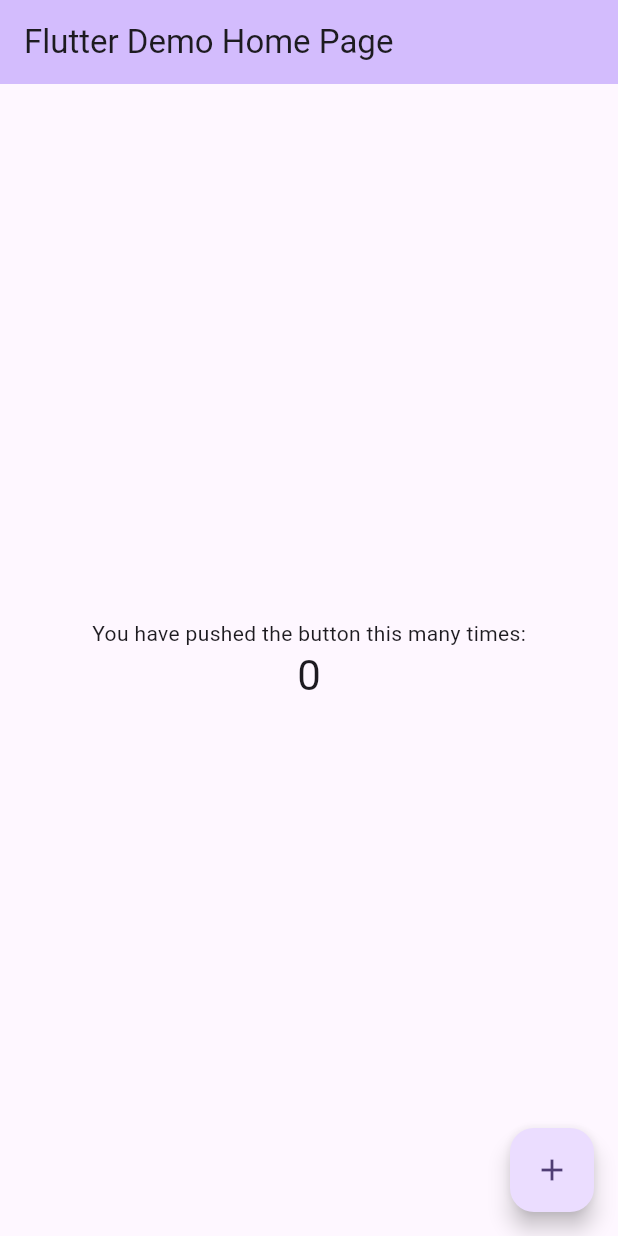
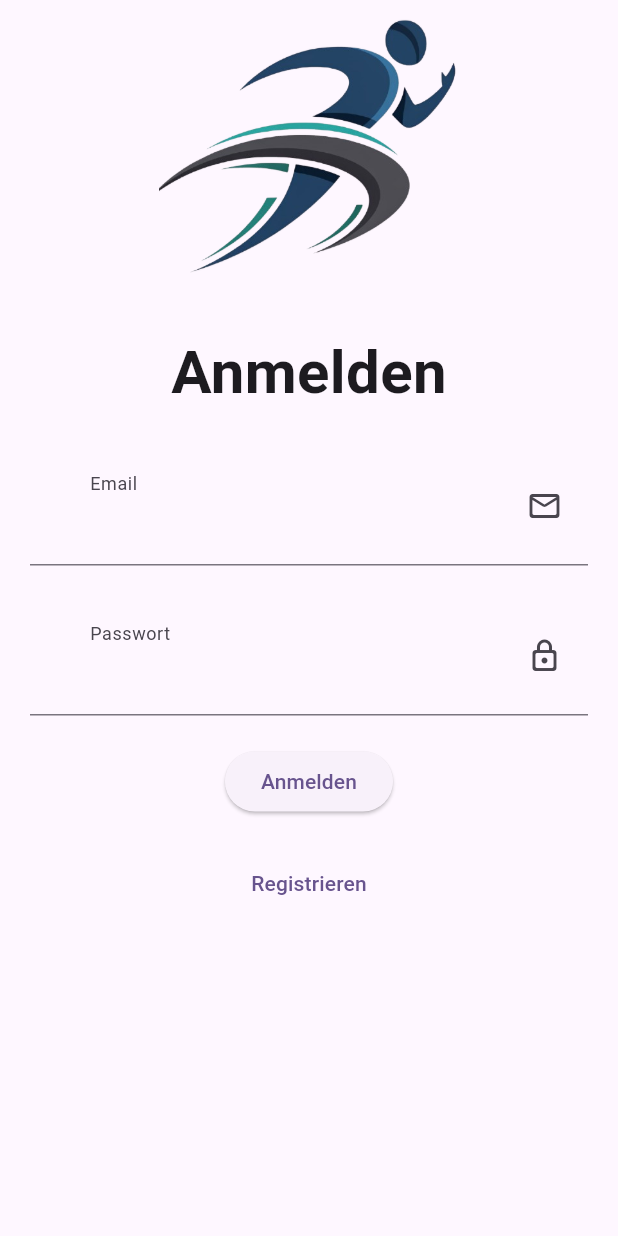
Before and after one commit to mrkaplan0/timetracker, a Flutter app: the screen it shows after launch, on a phone screen of 412 x 824 dp. Run offline on Flutter 3.47's test engine with Material 3 defaults, Android fonts, the phone set to English and light mode, and no system bars; our stand-ins replace flutter_animate, flutter_riverpod.

```diff
--- a/analysis_options.yaml
+++ b/analysis_options.yaml
@@ -26,3 +26,9 @@ linter:
 
 # Additional information about this file can be found at
 # https://dart.dev/guides/language/analysis-options
+analyzer:
+  plugins:
+    - custom_lint
+  errors:
+    invalid_annotation_target: ignore
+    must_be_immutable: ignore
--- a/lib/main.dart
+++ b/lib/main.dart
@@ -1,8 +1,12 @@
 import 'package:flutter/material.dart';
+import 'package:flutter_riverpod/flutter_riverpod.dart';
+import 'package:timetracker/pages/landing_page.dart';
 
 void main() {
-  runApp(const MyApp());
+  runApp(ProviderScope(child: const MyApp()));
 }
+
+GlobalKey<NavigatorState> rootNavigatorKey = GlobalKey();
 
 class MyApp extends StatelessWidget {
   const MyApp({super.key});
@@ -11,112 +15,12 @@ class MyApp extends StatelessWidget {
   @override
   Widget build(BuildContext context) {
     return MaterialApp(
-      title: 'Flutter Demo',
+      debugShowCheckedModeBanner: false,
+      title: 'Time Tracker',
       theme: ThemeData(
-        // This is the theme of your application.
-        //
-        // TRY THIS: Try running your application with "flutter run". You'll see
-        // the application has a purple toolbar. Then, without quitting the app,
-        // try changing the seedColor in the colorScheme below to Colors.green
-        // and then invoke "hot reload" (save your changes or press the "hot
-        // reload" button in a Flutter-supported IDE, or press "r" if you used
-        // the command line to start the app).
-        //
-        // Notice that the counter didn't reset back to zero; the application
-        // state is not lost during the reload. To reset the state, use hot
-        // restart instead.
-        //
-        // This works for code too, not just values: Most code changes can be
-        // tested with just a hot reload.
         colorScheme: ColorScheme.fromSeed(seedColor: Colors.deepPurple),
       ),
-      home: const MyHomePage(title: 'Flutter Demo Home Page'),
+      home: const LandingPage(),
     );
   }
 }
-
-class MyHomePage extends StatefulWidget {
-  const MyHomePage({super.key, required this.title});
-
-  // This widget is the home page of your application. It is stateful, meaning
-  // that it has a State object (defined below) that contains fields that affect
-  // how it looks.
-
-  // This class is the configuration for the state. It holds the values (in this
-  // case the title) provided by the parent (in this case the App widget) and
-  // used by the build method of the State. Fields in a Widget subclass are
-  // always marked "final".
-
-  final String title;
-
-  @override
-  State<MyHomePage> createState() => _MyHomePageState();
-}
-
-class _MyHomePageState extends State<MyHomePage> {
-  int _counter = 0;
-
-  void _incrementCounter() {
-    setState(() {
-      // This call to setState tells the Flutter framework that something has
-      // changed in this State, which causes it to rerun the build method below
-      // so that the display can reflect the updated values. If we changed
-      // _counter without calling setState(), then the build method would not be
-      // called again, and so nothing would appear to happen.
-      _counter++;
-    });
-  }
-
-  @override
-  Widget build(BuildContext context) {
-    // This method is rerun every time setState is called, for instance as done
-    // by the _incrementCounter method above.
-    //
-    // The Flutter framework has been optimized to make rerunning build methods
-    // fast, so that you can just rebuild anything that needs updating rather
-    // than having to individually change instances of widgets.
-    return Scaffold(
-      appBar: AppBar(
-        // TRY THIS: Try changing the color here to a specific color (to
-        // Colors.amber, perhaps?) and trigger a hot reload to see the AppBar
-        // change color while the other colors stay the same.
-        backgroundColor: Theme.of(context).colorScheme.inversePrimary,
-        // Here we take the value from the MyHomePage object that was created by
-        // the App.build method, and use it to set our appbar title.
-        title: Text(widget.title),
-      ),
-      body: Center(
-        // Center is a layout widget. It takes a single child and positions it
-        // in the middle of the parent.
-        child: Column(
-          // Column is also a layout widget. It takes a list of children and
-          // arranges them vertically. By default, it sizes itself to fit its
-          // children horizontally, and tries to be as tall as its parent.
-          //
-          // Column has various properties to control how it sizes itself and
-          // how it positions its children. Here we use mainAxisAlignment to
-          // center the children vertically; the main axis here is the vertical
-          // axis because Columns are vertical (the cross axis would be
-          // horizontal).
-          //
-          // TRY THIS: Invoke "debug painting" (choose the "Toggle Debug Paint"
-          // action in the IDE, or press "p" in the console), to see the
-          // wireframe for each widget.
-          mainAxisAlignment: MainAxisAlignment.center,
-          children: <Widget>[
-            const Text('You have pushed the button this many times:'),
-            Text(
-              '$_counter',
-              style: Theme.of(context).textTheme.headlineMedium,
-            ),
-          ],
-        ),
-      ),
-      floatingActionButton: FloatingActionButton(
-        onPressed: _incrementCounter,
-        tooltip: 'Increment',
-        child: const Icon(Icons.add),
-      ), // This trailing comma makes auto-formatting nicer for build methods.
-    );
-  }
-}
--- /dev/null
+++ b/lib/pages/auth/login_page.dart
@@ -0,0 +1,113 @@
+import 'package:flutter/material.dart';
+import 'package:flutter_riverpod/flutter_riverpod.dart';
+import 'package:timetracker/pages/auth/register_page.dart';
+import 'package:timetracker/utils/consts.dart';
+
+class LoginPage extends ConsumerWidget {
+  late String _password, _email;
+  final String _invalidPassword =
+      "Das Passwort muss mindestens 6 Zeichen lang sein";
+  FocusNode focusNode = FocusNode();
+  FocusNode focusNode2 = FocusNode();
+  final _formKey = GlobalKey<FormState>();
+  LoginPage({super.key});
+
+  @override
+  Widget build(BuildContext context, WidgetRef ref) {
+    var width = MediaQuery.of(context).size.width;
+    return Scaffold(
+      body: SafeArea(
+        child: SingleChildScrollView(
+          child: Padding(
+            padding: EdgeInsets.symmetric(horizontal: width > 600 ? 300 : 20),
+            child: Form(
+              key: _formKey,
+              child: Column(
+                spacing: 20,
+                mainAxisAlignment: MainAxisAlignment.center,
+                children: [
+                  Image.asset(
+                    'assets/images/logo.png',
+                    fit: BoxFit.cover,
+                    width: 200,
+                    height: 200,
+                  ),
+                  const Text('Anmelden', style: MyConsts.myBigTitleTextStyle),
+
+                  TextFormField(
+                    focusNode: focusNode,
+                    decoration: const InputDecoration(
+                      labelText: 'Email',
+                      floatingLabelBehavior: FloatingLabelBehavior.always,
+                      contentPadding: EdgeInsets.symmetric(
+                        horizontal: 40,
+                        vertical: 20,
+                      ),
+                      suffixIcon: Padding(
+                        padding: EdgeInsets.fromLTRB(0, 10, 10, 10),
+                        child: Icon(Icons.mail_outline_rounded),
+                      ),
+                    ),
+                    validator: (value) {
+                      _email = value!;
+                      return value.contains('@')
+                          ? null
+                          : 'Bitte eine gültige E-Mail-Adresse eingeben';
+                    },
+
+                    onSaved: (String? value) {
+                      _email = value!;
+                    },
+
+                    keyboardType: TextInputType.emailAddress,
+                  ),
+
+                  TextFormField(
+                    focusNode: focusNode2,
+                    decoration: const InputDecoration(
+                      labelText: 'Passwort',
+                      floatingLabelBehavior: FloatingLabelBehavior.always,
+                      contentPadding: EdgeInsets.symmetric(
+                        horizontal: 40,
+                        vertical: 20,
+                      ),
+                      suffixIcon: Padding(
+                        padding: EdgeInsets.fromLTRB(0, 10, 10, 10),
+                        child: Icon(Icons.lock_outline_rounded),
+                      ),
+                    ),
+                    validator: (value) {
+                      _password = value!;
+                      return value.length < 6 ? _invalidPassword : null;
+                    },
+
+                    onSaved: (String? gelenSifre) {
+                      _password = gelenSifre!;
+                    },
+
+                    obscureText: true,
+                  ),
+
+                  ElevatedButton(
+                    onPressed: () {
+                      // Handle login logic here
+                    },
+                    child: const Text('Anmelden'),
+                  ),
+                  TextButton(
+                    onPressed: () {
+                      Navigator.of(context).push(
+                        MaterialPageRoute(builder: (context) => RegisterPage()),
+                      );
+                    },
+                    child: const Text("Registrieren"),
+                  ),
+                ],
+              ),
+            ),
+          ),
+        ),
+      ),
+    );
+  }
+}
--- /dev/null
+++ b/lib/pages/landing_page.dart
@@ -0,0 +1,13 @@
+import 'package:flutter/material.dart';
+import 'package:flutter_riverpod/flutter_riverpod.dart';
+import 'package:timetracker/pages/auth/login_page.dart';
+import 'package:timetracker/pages/splash/splash_screen.dart';
+
+class LandingPage extends ConsumerWidget {
+  const LandingPage({super.key});
+
+  @override
+  Widget build(BuildContext context, WidgetRef ref) {
+    return LoginPage();
+  }
+}
--- /dev/null
+++ b/lib/utils/consts.dart
@@ -0,0 +1,10 @@
+import 'package:flutter/material.dart';
+
+class MyConsts {
+  static const myBigTitleSize = 40.0;
+
+  static const myBigTitleTextStyle = TextStyle(
+    fontWeight: FontWeight.bold,
+    fontSize: myBigTitleSize,
+  );
+}
```
Also changed, not shown: lib/pages/auth/register_page.dart (added, +222 -0 lines), lib/pages/splash/splash_screen.dart (added, +65 -0 lines), pubspec.yaml (+14 -5 lines), assets/images/logo.png (added), pubspec.lock.
